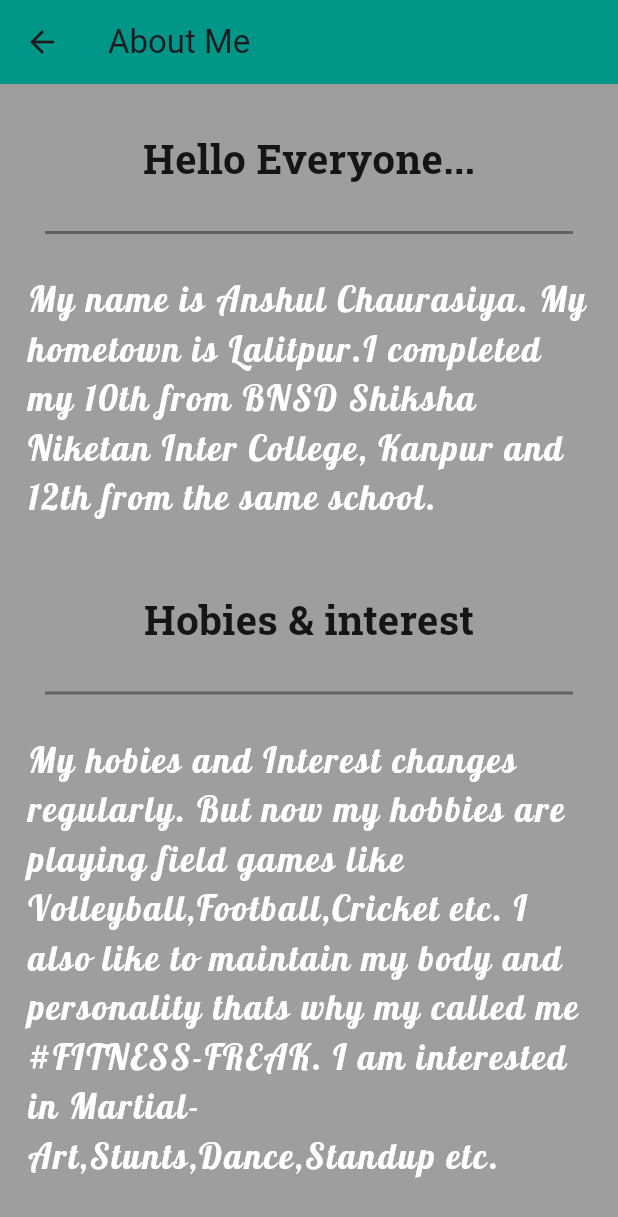
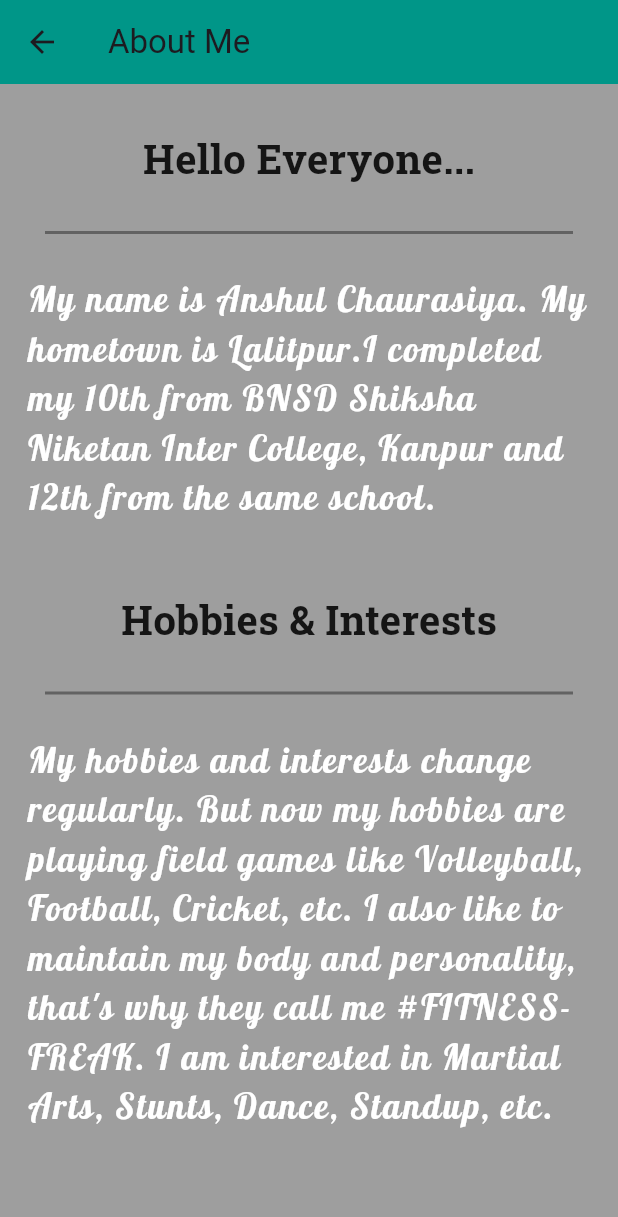
Before and after one commit to anshulkapoor08/portfolio, a Flutter app: the screen it shows after launch, after a tap on the "summarize" icon, on a phone screen of 412 x 824 dp. Shown: the top 1217 px of the screen. Run offline on Flutter 3.47's test engine with Material 3 defaults, Android fonts, the phone set to English and light mode, and no system bars.

Commit message:
all changes done

```diff
--- a/lib/Screen/home.dart
+++ b/lib/Screen/home.dart
@@ -7,8 +7,9 @@ class Home extends StatelessWidget {
   Widget build(BuildContext context) {
     return Scaffold(
       appBar: AppBar(
-        title: Text(""),
+         title: const Text("Portfolio"),
       ),
+
     );
   }
 }
--- a/lib/Screen/home2.dart
+++ b/lib/Screen/home2.dart
@@ -8,15 +8,18 @@ class Home2 extends StatelessWidget {
     return Scaffold(
       backgroundColor: Colors.grey,
       appBar: AppBar(
-        title: Text('About Me'),
+        title: const Text('About Me'),
         backgroundColor: Colors.teal,
       ),
-      body: Column(
+      body: SafeArea(
+        child: SingleChildScrollView(
+          scrollDirection: Axis.vertical,
+          child: Column(
             children: [
               Container(
-            margin: EdgeInsets.all(10),
-            padding: EdgeInsets.fromLTRB(10, 20, 10, 10),
-            child: Text(
+                margin: const EdgeInsets.all(10),
+                padding: const EdgeInsets.fromLTRB(10, 20, 10, 10),
+                child: const Text(
                   'Hello Everyone...',
                   style: TextStyle(
                     fontFamily: 'RobotoSlab',
@@ -26,7 +29,7 @@ class Home2 extends StatelessWidget {
                   ),
                 ),
               ),
-          Divider(
+              const Divider(
                 height: 20,
                 thickness: 2,
                 color: Colors.black38,
@@ -34,9 +37,9 @@ class Home2 extends StatelessWidget {
                 endIndent: 30,
               ),
               Container(
-            margin: EdgeInsets.all(10),
-            padding: EdgeInsets.fromLTRB(8, 8, 8, 5),
-            child: Text(
+                margin: const EdgeInsets.all(10),
+                padding: const EdgeInsets.fromLTRB(8, 8, 8, 5),
+                child: const Text(
                   "My name is Anshul Chaurasiya. My hometown is Lalitpur."
                       "I completed my 10th from BNSD Shiksha Niketan Inter College, Kanpur and 12th from the same school.",
                   style: TextStyle(
@@ -49,10 +52,10 @@ class Home2 extends StatelessWidget {
                 ),
               ),
               Container(
-            margin: EdgeInsets.all(10),
-            padding: EdgeInsets.fromLTRB(10, 20, 10, 10),
-            child: Text(
-              'Hobies & interest',
+                margin: const EdgeInsets.all(10),
+                padding: const EdgeInsets.fromLTRB(10, 20, 10, 10),
+                child: const Text(
+                  'Hobbies & Interests',
                   style: TextStyle(
                     fontFamily: 'RobotoSlab',
                     fontSize: 27,
@@ -61,7 +64,7 @@ class Home2 extends StatelessWidget {
                   ),
                 ),
               ),
-          Divider(
+              const Divider(
                 height: 20,
                 thickness: 2,
                 color: Colors.black38,
@@ -69,13 +72,13 @@ class Home2 extends StatelessWidget {
                 endIndent: 30,
               ),
               Container(
-            margin: EdgeInsets.all(10),
-            padding: EdgeInsets.fromLTRB(8, 8, 8, 5),
-            child: Text(
-              "My hobies and Interest changes regularly. But now my hobbies are playing field games like"
-              " Volleyball,Football,Cricket etc."
-              " I also like to maintain my body and personality thats why my called me #FITNESS-FREAK. "
-              "I am interested in Martial-Art,Stunts,Dance,Standup etc. ",
+                margin: const EdgeInsets.all(10),
+                padding: const EdgeInsets.fromLTRB(8, 8, 8, 5),
+                child: const Text(
+                  "My hobbies and interests change regularly. But now my hobbies are playing field games like"
+                      " Volleyball, Football, Cricket, etc."
+                      " I also like to maintain my body and personality, that's why they call me #FITNESS-FREAK."
+                      " I am interested in Martial Arts, Stunts, Dance, Standup, etc.",
                   textAlign: TextAlign.start,
                   style: TextStyle(
                     color: Colors.white,
@@ -88,6 +91,8 @@ class Home2 extends StatelessWidget {
               ),
             ],
           ),
+        ),
+      ),
     );
   }
 }
--- a/lib/Screen/home3.dart
+++ b/lib/Screen/home3.dart
@@ -11,7 +11,9 @@ class Home3 extends StatelessWidget {
         title: Text('Skills'),
         backgroundColor: Colors.teal,
       ),
-      body: Column(
+      body: SingleChildScrollView(
+        child: Column(
+          crossAxisAlignment: CrossAxisAlignment.start,
           children: [
             Container(
               margin: EdgeInsets.all(10),
@@ -99,6 +101,7 @@ class Home3 extends StatelessWidget {
             ),
           ],
         ),
+      ),
     );
   }
 }
--- a/lib/drawer_header.dart
+++ b/lib/drawer_header.dart
@@ -14,25 +14,25 @@ class _MyHeaderDrawerState extends State<MyHeaderDrawer> {
       color: Colors.indigo,
       width: double.infinity,
       height: 300,
-      padding: EdgeInsets.only(top: 20),
+      padding: const EdgeInsets.only(top: 20),
       child: Column(
         mainAxisAlignment: MainAxisAlignment.center,
         children: [
           Container(
-            margin: EdgeInsets.only(bottom: 10),
+            margin: const EdgeInsets.only(bottom: 10),
             height: 150,
-            decoration: BoxDecoration(
+            decoration: const BoxDecoration(
               shape: BoxShape.circle,
               image: DecorationImage(
                 image: AssetImage('image/kp1.jpeg'),
               ),
             ),
           ),
-          Text(
+          const Text(
             "Anshul Chaurasiya",
             style: TextStyle(color: Colors.white, fontSize: 20),
           ),
-          Text(
+          const Text(
             "anshul2110018@akgec.ac.in",
             style: TextStyle(color: Colors.white70),
           ),
--- a/lib/main.dart
+++ b/lib/main.dart
@@ -1,5 +1,5 @@
+import 'package:flutter/cupertino.dart';
 import 'package:flutter/material.dart';
-import 'package:prj02/Screen/home.dart';
 import 'package:prj02/Screen/home2.dart';
 import 'package:prj02/Screen/home3.dart';
 import 'package:prj02/Screen/home4.dart';
@@ -7,7 +7,7 @@ import 'package:prj02/Screen/home5.dart';
 import 'package:prj02/drawer_header.dart';
 
 void main() => runApp(
-      MaterialApp(
+      const MaterialApp(
         title: "App",
         home: Myapp(),
         debugShowCheckedModeBanner: false,
@@ -24,7 +24,7 @@ class Myapp extends StatelessWidget {
       home: Scaffold(
         backgroundColor: Colors.blueGrey,
         appBar: AppBar(
-          title: Text("Portfolio"),
+          title: const Text("Portfolio"),
         ),
         body: SafeArea(
           child: SingleChildScrollView(
@@ -35,16 +35,16 @@ class Myapp extends StatelessWidget {
 
               children: <Widget>[
                 Container(
-                  margin: EdgeInsets.all(35.0),
-                  child: CircleAvatar(
+                  margin: const EdgeInsets.all(35.0),
+                  child: const CircleAvatar(
                     radius: 130,
                     backgroundImage: AssetImage('image/kp5.jpg'),
                   ),
                 ),
-                SizedBox(height: 0),
+                const SizedBox(height: 0),
                 Container(
-                  padding: EdgeInsets.all(4),
-                  child: Text(
+                  padding: const EdgeInsets.all(4),
+                  child: const Text(
                     'Anshul Chaurasiya',
                     style: TextStyle(
                       fontFamily: 'RobotoSlab',
@@ -54,7 +54,7 @@ class Myapp extends StatelessWidget {
                     ),
                   ),
                 ),
-                Text(
+                const Text(
                   'Android Developer',
                   style: TextStyle(
                     fontFamily: 'PlayfairDisplay',
@@ -63,8 +63,7 @@ class Myapp extends StatelessWidget {
                     letterSpacing: 2.5,
                   ),
                 ),
-                Container(
-                  child: Row(
+                const Row(
                   children: <Widget>[
                     // Icon(
                     //   Icons.add_shopping_cart,
@@ -72,13 +71,26 @@ class Myapp extends StatelessWidget {
                     // ),
                   ],
                 ),
-                ),
-                SizedBox(
+                const SizedBox(
                   height: 50,
                 ),
                 Container(
-                  padding: EdgeInsets.all(15),
-                  child: Column(
+                  padding: const EdgeInsets.all(15),
+                  height: 190,
+                  width: 370,
+                  // color: Colors.grey,
+                  decoration: BoxDecoration(
+                      color: Colors.grey,
+                      borderRadius: BorderRadius.circular(13),
+                      boxShadow: const [
+                        BoxShadow(
+                          blurRadius: 10,
+                          spreadRadius: 6,
+                          color: Colors.black45,
+                        )
+                      ]),
+                  child: const Column(
+                    mainAxisAlignment: MainAxisAlignment.center,
                     children: [
                       Text(
                         'Hello Everyone...',
@@ -89,15 +101,19 @@ class Myapp extends StatelessWidget {
                           letterSpacing: 1.0,
                         ),
                       ),
-                      Divider(
+                       SizedBox(
                         height: 10,
-                        color: Colors.grey,
                       ),
+                      SingleChildScrollView(
+                        child: Column(
+                          crossAxisAlignment: CrossAxisAlignment.start,
+                          children:  [
                             Text(
                               'My name is Anshul Chaurasiya. I am student of Ajay Kumar Garg Engneering College, Ghaziabad.'
-                        'I am an Android(Flutter) Developer.',
+                              'I am an Android (Flutter) Developer.',
                               style: TextStyle(
                                 fontFamily: 'Lora',
+                                fontWeight: FontWeight.bold,
                                 fontSize: 20,
                                 color: Colors.white,
                                 letterSpacing: 0.5,
@@ -105,21 +121,11 @@ class Myapp extends StatelessWidget {
                             ),
                           ],
                         ),
-                  height: 180,
-                  width: 370,
-                  // color: Colors.grey,
-                  decoration: BoxDecoration(
-                      color: Colors.grey,
-                      borderRadius: BorderRadius.circular(13),
-                      boxShadow: [
-                        BoxShadow(
-                          blurRadius: 10,
-                          spreadRadius: 6,
-                          color: Colors.black45,
-                        )
-                      ]),
                       ),
-                SizedBox(
+                    ],
+                  ),
+                ),
+                const SizedBox(
                   height: 30,
                 ),
                 Container(
@@ -128,7 +134,7 @@ class Myapp extends StatelessWidget {
                   decoration: BoxDecoration(
                       color: Colors.grey,
                       borderRadius: BorderRadius.circular(25),
-                      boxShadow: [
+                      boxShadow: const [
                         BoxShadow(
                           blurRadius: 10,
                           spreadRadius: 6,
@@ -138,57 +144,59 @@ class Myapp extends StatelessWidget {
                   child: Row(
                     children: [
 
-                      SizedBox(
+                      const SizedBox(
                         width: 25,
                       ),
                       IconButton(
                         onPressed: () {
                           Navigator.push(context,
-                              MaterialPageRoute(builder: (context) => Home2()));
+                              MaterialPageRoute(builder: (context) => const Home2()));
+
                         },
-                        icon: Icon(
+                        icon: const Icon(
                           Icons.summarize_outlined,
                           size: 40,
                           color: Colors.white,
                         ),
+
                       ),
-                      SizedBox(
+                      const SizedBox(
                         width: 30,
                       ),
                       IconButton(
                         onPressed: () {
                           Navigator.push(context,
-                              MaterialPageRoute(builder: (context) => Home3()));
+                              MaterialPageRoute(builder: (context) => const Home3()));
                         },
-                        icon: Icon(
+                        icon: const Icon(
                           Icons.widgets_rounded,
                           size: 40,
                           color: Colors.white,
                         ),
                       ),
-                      SizedBox(
+                      const SizedBox(
                         width: 33,
                       ),
                       IconButton(
                         onPressed: () {
                           Navigator.push(context,
-                              MaterialPageRoute(builder: (context) => Home4()));
+                              MaterialPageRoute(builder: (context) => const Home4()));
                         },
-                        icon: Icon(
+                        icon: const Icon(
                           Icons.stars_outlined,
                           size: 40,
                           color: Colors.white,
                         ),
                       ),
-                      SizedBox(
+                      const SizedBox(
                         width: 30,
                       ),
                       IconButton(
                         onPressed: () {
                           Navigator.push(context,
-                              MaterialPageRoute(builder: (context) => Home5()));
+                              MaterialPageRoute(builder: (context) => const Home5()));
                         },
-                        icon: Icon(
+                        icon: const Icon(
                           Icons.account_box_outlined,
                           size: 40,
                           color: Colors.white,
@@ -202,18 +210,17 @@ class Myapp extends StatelessWidget {
           ),
         ),
         drawer: Drawer(
-          child: Container(
           child: Column(
             children: [
-                MyHeaderDrawer(),
+              const MyHeaderDrawer(),
               IconButton(
                 onPressed: () {
                   Navigator.push(
                       context,
                       MaterialPageRoute(
-                            builder: (context) => MyHeaderDrawer()));
+                          builder: (context) => const MyHeaderDrawer()));
                 },
-                  icon: Icon(
+                icon: const Icon(
                   Icons.menu,
                   size: 40,
                   color: Colors.white,
@@ -223,7 +230,6 @@ class Myapp extends StatelessWidget {
           ),
         ),
       ),
-      ),
     );
   }
 }
```
Also changed, not shown: lib/bottomnav.dart (+66 -0 lines), pubspec.lock, 3 other files. Lines whose indentation alone changed are shown as unchanged.
